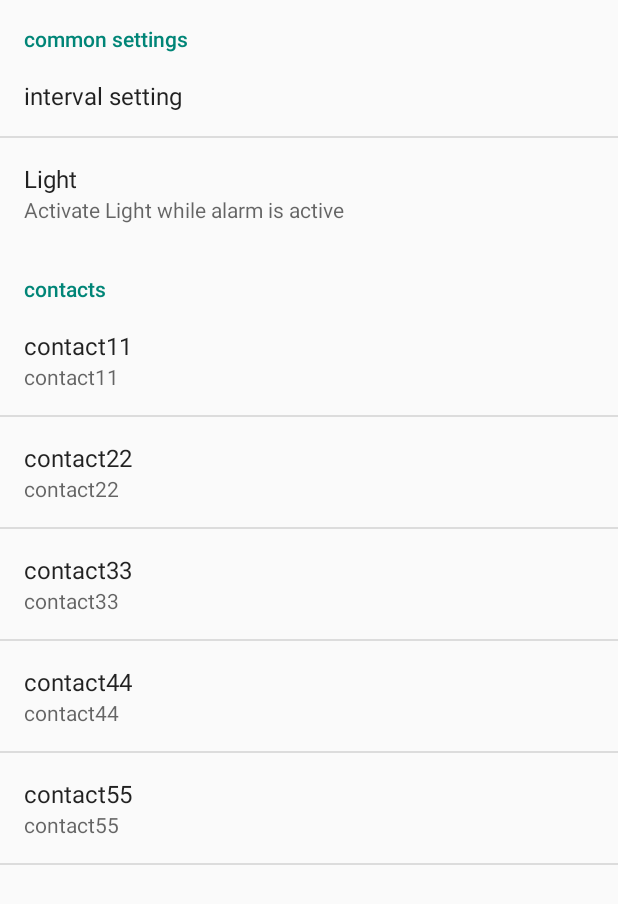
After one commit to disti95/CriminalAlarmApp, an Android app: the PreferencesActivity screen opened directly, with no data from a screen before it, on a phone screen of 412 x 824 dp. The commit adds this screen. Shown: the top 904 px of the screen. Run offline under Robolectric (Android 15) with nearby library versions, the phone set to English and light mode, and no system bars.

Commit message:
initialized Preferences Activity - MainActivity is still connected to old configActivity

```diff
--- /dev/null
+++ b/app/src/main/java/com/example/stefa/sendsms2/PreferencesActivity.java
@@ -0,0 +1,14 @@
+package com.example.stefa.sendsms2;
+
+import android.os.Bundle;
+import android.preference.PreferenceActivity;
+
+public class PreferencesActivity extends PreferenceActivity {
+
+    @Override
+    public void onCreate(Bundle savedInstanceState) {
+        super.onCreate(savedInstanceState);
+        addPreferencesFromResource(R.xml.preferences);
+    }
+
+}
--- a/app/src/main/res/values/strings.xml
+++ b/app/src/main/res/values/strings.xml
@@ -5,4 +5,14 @@
     <string name="title_activity_main2">Main2Activity</string>
     <string name="title_activity_settings">SettingsActivity</string>
     <string name="information">information</string>
+    <string-array name="interval">
+        <item>"30 seconds"</item>
+        <item>"1 minute"</item>
+        <item>"2 minutes"</item>
+        <item>"3 minutes"</item>
+    </string-array>
+    <string-array name="bool">
+        <item>"on"</item>
+        <item>"off"</item>
+    </string-array>
 </resources>
--- /dev/null
+++ b/app/src/main/res/xml/preferences.xml
@@ -0,0 +1,69 @@
+<?xml version="1.0" encoding="utf-8"?>
+<PreferenceScreen xmlns:android="http://schemas.android.com/apk/res/android">
+        <PreferenceCategory
+            android:title="common settings"
+            android:key="commonsettings">
+                <ListPreference
+                    android:dependency="interval"
+                    android:key="interval"
+                    android:title="interval setting"
+                    android:entries="@array/interval"
+                    android:entryValues="@array/interval"
+                    android:dialogTitle="test"
+                    android:defaultValue="test"
+                    />
+                <ListPreference
+                    android:dependency="light"
+                    android:key="light"
+                    android:title="Light"
+                    android:summary="Activate Light while alarm is active"
+                    android:entries="@array/bool"
+                    android:entryValues="@array/bool"
+                    android:dialogTitle="test"
+                    android:defaultValue="test"
+                    />
+        </PreferenceCategory>
+
+        <PreferenceCategory
+            android:title="contacts"
+            android:key="contacts">
+                <EditTextPreference
+                    android:key="contact11"
+                    android:title="contact11"
+                    android:summary="contact11"
+                    android:defaultValue="empty"
+                />
+                <EditTextPreference
+                    android:key="contact22"
+                    android:title="contact22"
+                    android:summary="contact22"
+                    android:defaultValue="empty"
+                    />
+                <EditTextPreference
+                    android:key="contact33"
+                    android:title="contact33"
+                    android:summary="contact33"
+                    android:defaultValue="empty"
+                    />
+                <EditTextPreference
+                    android:key="contact44"
+                    android:title="contact44"
+                    android:summary="contact44"
+                    android:defaultValue="empty"
+                    />
+                <EditTextPreference
+                    android:key="contact55"
+                    android:title="contact55"
+                    android:summary="contact55"
+                    android:defaultValue="empty"
+                    />
+        </PreferenceCategory>
+    <!--<CheckBoxPreference-->
+        <!--android:key="contact1"-->
+        <!--android:title="@string/pref_sync"-->
+        <!--android:summary="@string/pref_sync_summ"-->
+        <!--android:defaultValue="true" />-->
+
+
+
+</PreferenceScreen>
```
Also changed, not shown: app/src/main/AndroidManifest.xml (+3 -14 lines), app/src/main/java/com/example/stefa/sendsms2/SettingsActivity.java (deleted, +0 -13 lines), app/src/main/res/layout/activity_settings.xml (deleted, +0 -75 lines).
